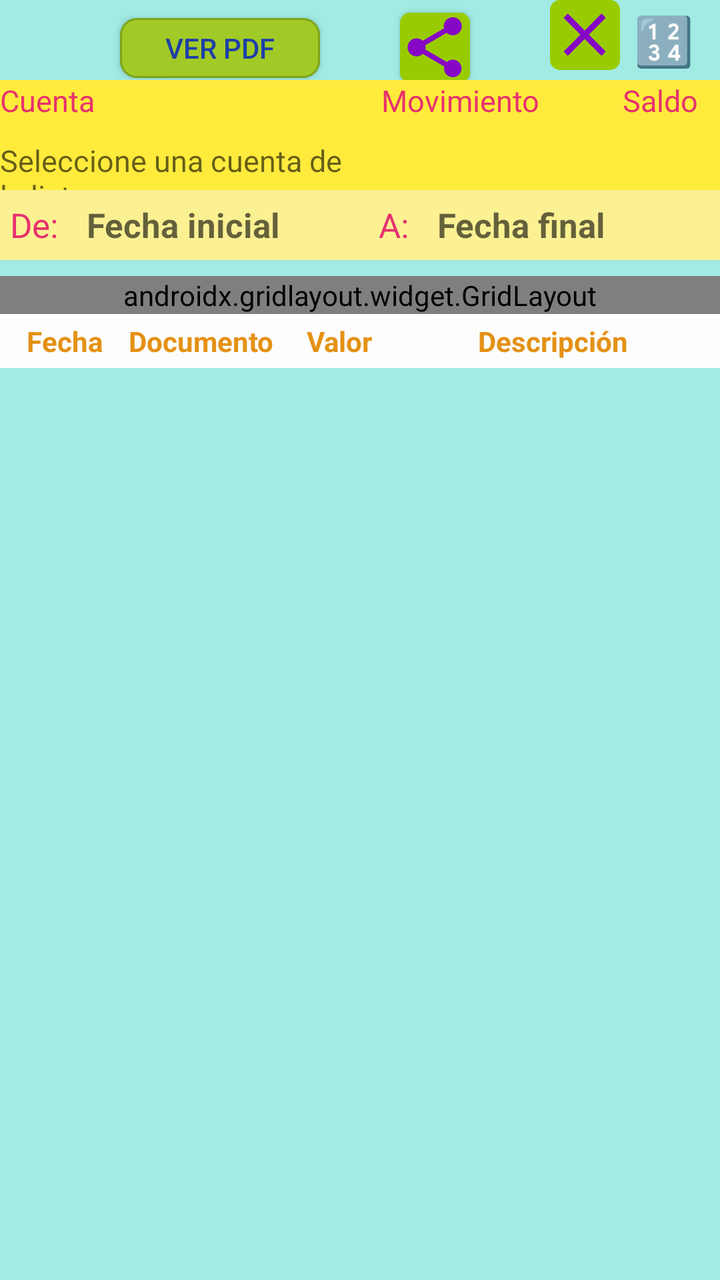
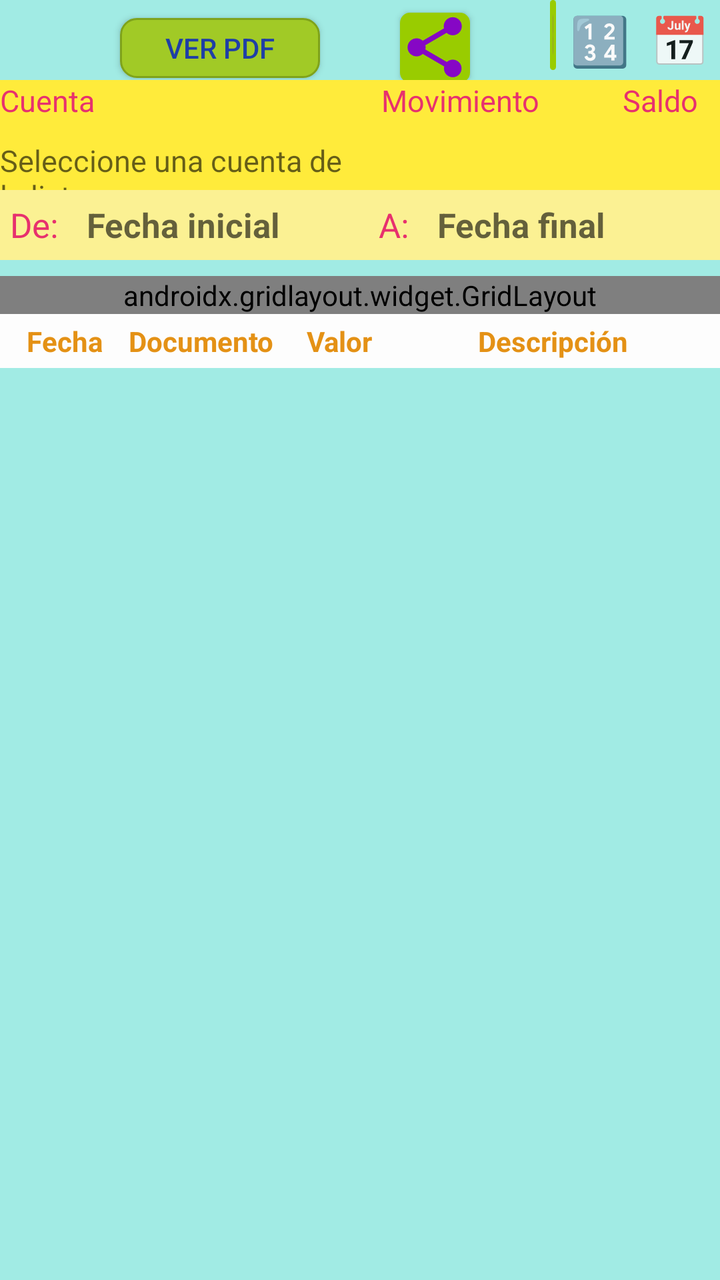

The first picture is an Android layout as it rendered before a commit; the second is the same layout after the commit. The layout source and the unified diff follow.
<!-- AndroidManifest.xml: application theme Theme.AppCompat.Light -->
<!-- res/layout/f3_2_and_f3_4_ver_item_transacciones.xml -->
<?xml version="1.0" encoding="utf-8"?>
<LinearLayout xmlns:android="http://schemas.android.com/apk/res/android"
    xmlns:tools="http://schemas.android.com/tools"
    xmlns:app="http://schemas.android.com/apk/res-auto"
    android:layout_width="match_parent"
    android:layout_height="match_parent"
    android:layout_marginTop="80dp"
    android:layout_marginLeft="5dp"
    android:layout_marginRight="3dp"
    android:orientation="vertical"
    android:background="#A1EBE4"
    tools:context="B_FRAGMENTS.F3_2_VerItemTransaccion">

    <LinearLayout
        android:layout_width="wrap_content"
        android:layout_height="wrap_content"
        android:orientation="horizontal">

        <Button
            android:id="@+id/crearPdfConTablaPorCuentaYFecha_XBt"
                android:background="@drawable/bg_boton_accion"
                android:textColor="#1F3FA6"
            android:layout_width="100dp"
            android:layout_height="30dp"
            android:layout_marginLeft="60dp"
            android:layout_marginRight="40dp"
            android:text="Ver Pdf" />

        <Button
            android:id="@+id/compartirEstadoDeCuenta_XBt"
            android:layout_width="35dp"
            android:layout_height="35dp"
            android:background="@drawable/ic_share"
            android:layout_marginRight="40dp" />

        <ImageButton
            android:id="@+id/salida_XBt"
            android:layout_width="35dp"
            android:layout_height="35dp"
            android:layout_gravity="start"
            android:layout_marginTop="2dp"
            android:layout_marginRight="2dp"
            android:layout_weight="1"
            android:background="@drawable/ic_out"
            android:src="@drawable/bg_transparent"
            android:text="Salir" />

        <Button
            android:id="@+id/calculadoraLibre_XBt"
            android:layout_width="40dp"
            android:layout_height="40dp"
            android:background="?attr/selectableItemBackground"
            android:text="🔢"
            android:textAllCaps="false"
            android:textColor="#1976D2"
            android:textSize="24sp"

            />

        
        <Button
            android:id="@+id/graficasIndicadores_XBt"
            android:layout_width="40dp"
            android:layout_height="40dp"
            android:background="?attr/selectableItemBackground"
            android:text="📊"
            android:textAllCaps="false"
            android:textSize="24sp"
            android:visibility="gone"
            android:contentDescription="Ver gráficas de Indicadores"/>

        
        <Button
            android:id="@+id/historialInventarioDesdeInforme_XBt"
            android:layout_width="40dp"
            android:layout_height="40dp"
            android:background="?attr/selectableItemBackground"
            android:text="📦"
            android:textAllCaps="false"
            android:textSize="24sp"
            android:visibility="gone"
            android:contentDescription="Ver historial de inventario"/>

    </LinearLayout>

    <LinearLayout
        android:layout_width="match_parent"
        android:layout_height="wrap_content"
        android:orientation="horizontal"
        android:background="#FFEB3B">

        <TextView
            android:id="@+id/etiquetaCuenta_XBt"
            android:layout_width="180dp"
            android:layout_height="30dp"
            android:textSize="15sp"
            android:text="Cuenta"
            android:background="#FFEB3B"
            android:textColor="#E7316E" />

        <TextView
            android:id="@+id/etiquetaMovimiento_XBt"
            android:layout_width="100dp"
            android:layout_height="30dp"
            android:textSize="15sp"
            android:text="Movimiento"
            android:background="#FFEB3B"
            android:textColor="#E7316E"
            android:textAlignment="center" />

        <TextView
            android:layout_width="100dp"
            android:layout_height="30dp"
            android:textSize="15sp"
            android:text="Saldo"
            android:background="#FFEB3B"
            android:textColor="#E7316E"
            android:textAlignment="center" />
    </LinearLayout>

    <LinearLayout
        android:id="@+id/barraSuperiorId"
        android:layout_width="match_parent"
        android:layout_height="25dp"
        android:orientation="horizontal"
        android:background="#FFEB3B">

        <TextView
            android:id="@+id/c3_Cuenta_XTv"
            android:layout_width="180dp"
            android:layout_height="30dp"
            android:textSize="15sp"
            android:hint="Seleccione una cuenta de la lista"
            android:background="#FFEB3B"
            android:textColor="#E7316E" />

        <TextView
            android:id="@+id/c5_0_Valor_XTv"
            android:layout_width="100dp"
            android:layout_height="30dp"
            android:textSize="15sp"
            android:hint=""
            android:background="#FFEB3B"
            android:textColor="#E7316E"
            android:textAlignment="center" />

        <TextView
            android:id="@+id/c5_Valor_XTv"
            android:layout_width="100dp"
            android:layout_height="30dp"
            android:textSize="15sp"
            android:hint=""
            android:background="#FFEB3B"
            android:textColor="#E7316E"
            android:textAlignment="center" />
    </LinearLayout>

    
    <LinearLayout
        android:id="@+id/consultasPorCuentaYFecha_XLl"
        android:layout_width="match_parent"
        android:layout_height="wrap_content"
        android:orientation="vertical"
        android:padding="5dp"
        android:background="#FBF193">

        
        <LinearLayout
            android:layout_width="match_parent"
            android:layout_height="wrap_content"
            android:orientation="horizontal"
            android:gravity="center_vertical">

            <TextView
                android:layout_width="wrap_content"
                android:layout_height="25dp"
                android:text="De: "
                android:background="#FBF193"
                android:textSize="17sp"
                android:textColor="#E7316E"
                android:gravity="center_vertical"
                android:paddingRight="5dp" />

            <TextView
                android:id="@+id/fecha1Calendario_XTv"
                android:layout_width="0dp"
                android:layout_height="25dp"
                android:layout_weight="1"
                android:textSize="17sp"
                android:hint="Fecha inicial"
                android:textStyle="bold"
                android:background="#FBF193"
                android:text=""
                android:textColor="#E7316E"
                android:gravity="center_vertical"
                android:paddingLeft="5dp" />

            <TextView
                android:layout_width="wrap_content"
                android:layout_height="25dp"
                android:text="A: "
                android:background="#FBF193"
                android:textSize="17sp"
                android:textColor="#E7316E"
                android:gravity="center_vertical"
                android:paddingLeft="10dp"
                android:paddingRight="5dp" />

            <TextView
                android:id="@+id/fecha2Calendario_XTv"
                android:layout_width="0dp"
                android:layout_height="25dp"
                android:layout_weight="1"
                android:background="#FBF193"
                android:textSize="17sp"
                android:hint="Fecha final"
                android:textStyle="bold"
                android:text=""
                android:textColor="#E7316E"
                android:gravity="center_vertical"
                android:paddingLeft="5dp" />
        </LinearLayout>

    </LinearLayout>

    
    <androidx.gridlayout.widget.GridLayout
        android:layout_width="match_parent"
        android:layout_height="wrap_content"
        android:layout_marginTop="8dp"
        android:gravity="center"
        app:columnCount="4"
        app:rowCount="2"
        app:useDefaultMargins="true"
        >

        <EditText
            android:id="@+id/buscar_XTv"
            android:layout_width="300dp"
            android:layout_height="35dp"
            android:layout_marginRight="10dp"
            android:background="@drawable/bg_white_square"
            android:hint="Buscar..."
            android:inputType="text"
            android:maxLines="1"
            android:text=""
            android:textAlignment="center"
            android:textColor="#1B3AE4"
            android:textColorHint="#999999"
            android:textSize="16sp"
            app:layout_column="0"
            app:layout_gravity="center_horizontal"
            app:layout_row="0"
            app:layout_columnSpan="4"
            />

        

        <LinearLayout
            android:layout_width="wrap_content"
            android:layout_height="40dp"
            android:layout_marginTop="2dp"
            app:useDefaultMargins="true"
            app:layout_gravity="center_horizontal"
            android:background="@drawable/bg_white_square"
            app:layout_row="1"
            app:layout_column="0"
            app:layout_columnSpan="4"
            >

        <TextView
            android:id="@+id/contadorVerificadas_XTv"
            android:layout_width="180dp"
            android:layout_height="35dp"
            android:gravity="center_vertical"
            android:text="✓: Verificadas 0/0"
            android:textColor="#2844DC"
            android:textSize="15sp"
            android:textStyle="bold"
            android:visibility="visible"
            app:layout_row="1"
            app:layout_column="0"
            android:layout_marginRight="10dp"
            />

        <TextView
            android:id="@+id/sumaVerificadas_XTv"
            android:layout_width="100dp"
            android:layout_height="35dp"
            android:gravity="center_vertical"
            android:text="Por $0"
            android:textColor="#2844DC"
            android:textSize="15sp"
            android:textStyle="bold"
            android:visibility="visible"
            app:layout_row="1"
            app:layout_column="1"
            android:layout_marginRight="10dp"
            />

            <Button
                android:id="@+id/filtroVerificadas_XBt"
                android:layout_width="26dp"
                android:layout_height="26dp"
                android:layout_marginTop="2dp"
                android:background="@drawable/ic_circle_checked"
                android:button="@null"
                android:paddingLeft="12dp"
                android:paddingRight="12dp"
                android:text=""
                android:textColor="#FFFFFF"
                android:textSize="12sp"
                app:layout_row="1"
                app:layout_column="2"
                android:layout_marginRight="5dp"
                />

            <ImageButton
                android:id="@+id/limpiarChecks_XBt"
                android:layout_width="26dp"
                android:layout_height="26dp"
                android:layout_marginTop="8dp"
                android:src="@drawable/ic_clear_checks"
                android:scaleType="fitCenter"
                android:background="@android:color/transparent"
                android:contentDescription="Limpiar verificaciones"

                />

            <Button
                android:id="@+id/filtroSinVerificar_XBt"
                android:layout_width="26dp"
                android:layout_height="26dp"
                android:layout_marginTop="2dp"
                android:background="@drawable/ic_circle_unchecked"
                android:button="@null"
                android:paddingLeft="12dp"
                android:paddingRight="12dp"
                android:text=""
                android:textColor="#FFFFFF"
                android:textSize="12sp"
                app:layout_row="1"
                app:layout_column="3"
                android:layout_marginRight="4dp"
                />

        </LinearLayout>

    </androidx.gridlayout.widget.GridLayout>

    <Button
        android:id="@+id/filtroTodas_XBt"
                android:background="@drawable/bg_boton_accion"
                android:textColor="#1F3FA6"
        android:layout_width="wrap_content"
        android:layout_height="32dp"
        android:layout_marginRight="4dp"
        android:paddingLeft="12dp"
        android:paddingRight="12dp"
        android:text="Todas"
        android:textSize="12sp"
        android:visibility="gone" />

    <LinearLayout
        android:layout_width="match_parent"
        android:layout_height="wrap_content"
        android:orientation="vertical">

        
        <TableLayout
            android:layout_width="match_parent"
            android:layout_height="wrap_content"
            android:background="#FDFDFD">

            <TableRow>
                <TextView
                    android:layout_weight="0.05"
                    android:text="  Fecha"
                    android:textStyle="bold"
                    android:gravity="center"
                    android:padding="4dp"
                    android:textColor="#E49115" />

                <TextView
                    android:layout_weight="0.05"
                    android:text="Documento"
                    android:textStyle="bold"
                    android:gravity="center"
                    android:padding="4dp"
                    android:textColor="#E49115" />

                <TextView
                    android:layout_weight="0.05"
                    android:text=" Valor"
                    android:textStyle="bold"
                    android:gravity="center"
                    android:padding="4dp"
                    android:textColor="#E49115" />

                <TextView
                    android:layout_weight="0.8"
                    android:text="Descripción"
                    android:textStyle="bold"
                    android:gravity="center"
                    android:padding="4dp"
                    android:textColor="#E49115" />


            </TableRow>
        </TableLayout>
    </LinearLayout>

    <androidx.recyclerview.widget.RecyclerView
        android:id="@+id/recyclerViewTransacciones_XRv"
        android:layout_width="match_parent"
        android:layout_height="wrap_content"
        android:nestedScrollingEnabled="false" />

    <LinearLayout
        android:id="@+id/areaCalendario_XGl"
        android:layout_width="match_parent"
        android:layout_height="wrap_content"
        android:visibility="gone">

        <CalendarView
            android:id="@+id/calendarView_XCv"
            android:layout_width="match_parent"
            android:layout_height="wrap_content"
            android:background="#F4A2BE" />
    </LinearLayout>

    <TextView
        android:id="@+id/contenidoCuentaPdf_XTv"
        android:layout_width="match_parent"
        android:layout_height="wrap_content"
        android:background="#E62F2F"
        android:layout_marginBottom="10dp"
        android:textColorHint="@color/design_default_color_primary"
        android:visibility="invisible" />

</LinearLayout>
<!-- resources referenced by this layout -->
<resources>
  <!-- drawable bg_boton_accion (drawable) -->
  <?xml version="1.0" encoding="utf-8"?>
  <shape xmlns:android="http://schemas.android.com/apk/res/android" android:shape="rectangle">
      <corners android:radius="8dp" />
      <stroke android:width="1dp" android:color="#7FA31B" />
      <solid android:color="#A1CA26" />
  </shape>
  <!-- drawable bg_transparent (drawable) -->
  <layer-list xmlns:android="http://schemas.android.com/apk/res/android">
      
      <item android:drawable="@android:color/transparent" />
  </layer-list>
  <!-- drawable bg_white_square (drawable) -->
  <?xml version="1.0" encoding="utf-8"?>
  <shape xmlns:android="http://schemas.android.com/apk/res/android" android:shape="rectangle">
      <corners
          android:topLeftRadius="19dp"
          android:topRightRadius="19dp"
          android:bottomRightRadius="19dp"
          android:bottomLeftRadius="19dp">
      </corners>
      <stroke
          android:width="3dp"
          android:color="#e441f1">
      </stroke>
      <solid
          android:color="#fefefe">
      </solid>
  </shape>
  <!-- drawable ic_circle_checked (drawable) -->
  <?xml version="1.0" encoding="utf-8"?>
  <vector xmlns:android="http://schemas.android.com/apk/res/android"
      android:width="24dp"
      android:height="24dp"
      android:viewportWidth="24"
      android:viewportHeight="24">
      <path
          android:fillColor="#4CAF50"
          android:pathData="M12,2C6.48,2 2,6.48 2,12s4.48,10 10,10 10,-4.48 10,-10S17.52,2 12,2zM10,17l-5,-5 1.41,-1.41L10,14.17l7.59,-7.59L19,8l-9,9z"/>
  </vector>
  <!-- drawable ic_circle_unchecked (drawable) -->
  <?xml version="1.0" encoding="utf-8"?>
  <vector xmlns:android="http://schemas.android.com/apk/res/android"
      android:width="24dp"
      android:height="24dp"
      android:viewportWidth="24"
      android:viewportHeight="24">
      <path
          android:fillColor="#999999"
          android:pathData="M12,2C6.48,2 2,6.48 2,12s4.48,10 10,10 10,-4.48 10,-10S17.52,2 12,2zM12,20c-4.42,0 -8,-3.58 -8,-8s3.58,-8 8,-8 8,3.58 8,8 -3.58,8 -8,8z"/>
  </vector>
  <!-- drawable ic_clear_checks (drawable) -->
  <?xml version="1.0" encoding="utf-8"?>
  <vector xmlns:android="http://schemas.android.com/apk/res/android"
      android:width="24dp"
      android:height="24dp"
      android:viewportWidth="24"
      android:viewportHeight="24">
      <path
          android:fillColor="#FF5252"
          android:pathData="M19,6.41L17.59,5 12,10.59 6.41,5 5,6.41 10.59,12 5,17.59 6.41,19 12,13.41 17.59,19 19,17.59 13.41,12z"/>
  </vector>
  <!-- drawable ic_out (drawable) -->
  <layer-list xmlns:android="http://schemas.android.com/apk/res/android">
      
      <item>
          <shape android:shape="rectangle">
              <solid android:color="@android:color/holo_green_light" />
              <corners android:radius="5dp" />
          </shape>
      </item>
      
      <item android:left="1.5dp" android:right="1.5dp" android:top="1.5dp" android:bottom="1.5dp">
  
          
  
          <vector
              android:width="30dp"
              android:height="30dp"
              android:viewportWidth="70"
              android:viewportHeight="70"
              android:tint="#8607C5">
              <group android:scaleX="3.2625"
                  android:scaleY="3.2625"
                  android:translateX="-4.5"
                  android:translateY="-4.5">
  
                  
  
                  <path
                      android:fillColor="@android:color/white"
                      android:pathData="M19,6.41L17.59,5 12,10.59 6.41,5 5,6.41 10.59,12 5,17.59 6.41,19 12,13.41 17.59,19 19,17.59 13.41,12z"/>
  
                  
  
  
              </group>
              <solid android:color="@android:color/white" />
              <stroke android:color="@android:color/black" android:width="1dp" />
          </vector>
  
          
  
      </item>
  </layer-list>
  <!-- unchanged entries left out for length: 1 -->
</resources>

<!-- the commit's change to res/layout/f3_2_and_f3_4_ver_item_transacciones.xml (unified diff, before → after) -->
@@ -56,6 +56,17 @@
             android:textSize="24sp"
 
             />
+
+        
+        <Button
+            android:id="@+id/alternarPorFecha_XBt"
+            android:layout_width="40dp"
+            android:layout_height="40dp"
+            android:background="?attr/selectableItemBackground"
+            android:text="📅"
+            android:textAllCaps="false"
+            android:textSize="24sp"
+            android:contentDescription="Consultar por fechas"/>
 
         
         <Button
